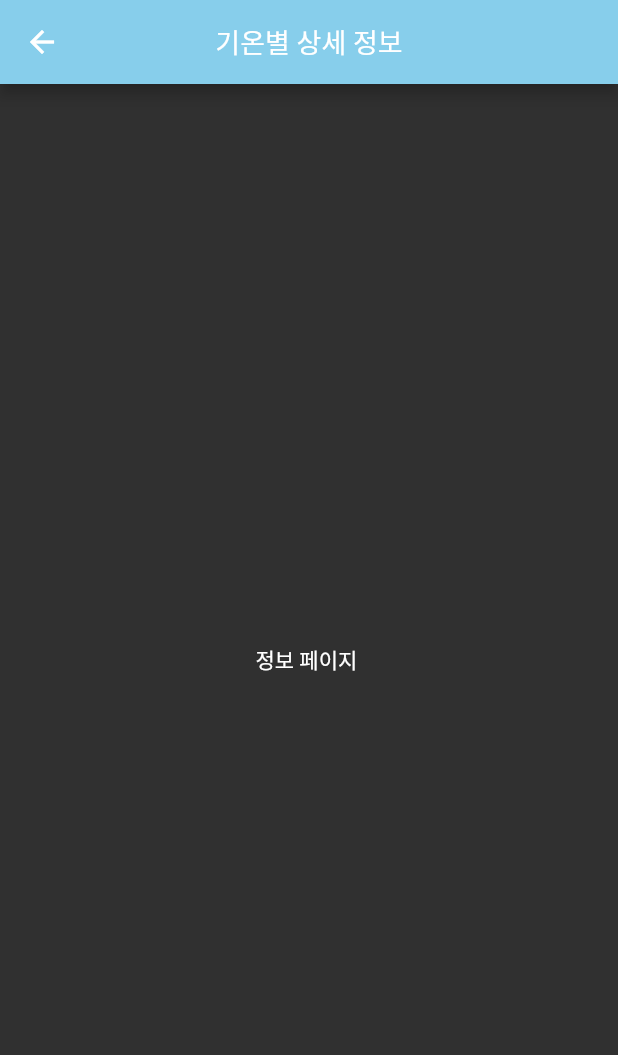
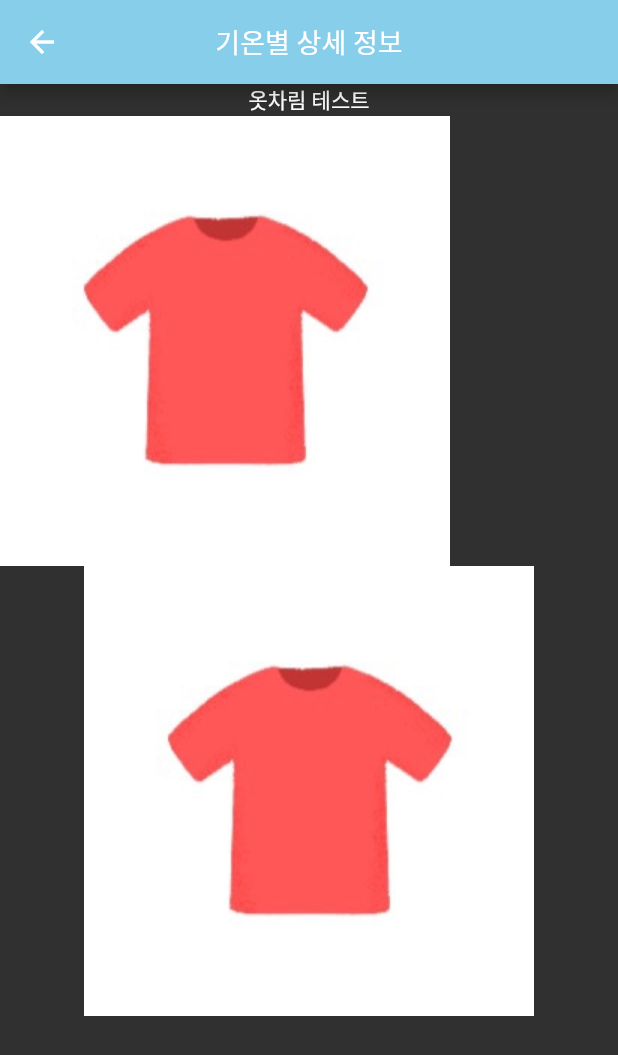
Before and after one commit to hyeon223/weather_ossp1, a Flutter app: the style_info_button screen opened directly, on a phone screen of 412 x 824 dp. Shown: the top 1055 px of the screen. Run offline on Flutter 3.47's test engine with Material 2 defaults, Android fonts, the phone set to English and light mode, and no system bars; our stand-ins replace cached_network_image, flutter_riverpod, freezed_annotation; network calls fail.

```diff
--- a/lib/src/features/weather_page/style_info_button.dart
+++ b/lib/src/features/weather_page/style_info_button.dart
@@ -22,9 +22,18 @@ class _style_info_buttonState extends State<style_info_button> {
           ),
         ),
         body: Container(
-          child: Center(
-            child:
-            Text('정보 페이지 '),
+          child: Column(
+            children: [
+
+              Text('옷차림 테스트'),
+
+              Row(children: [
+                Image.asset('assets/반팔.jpg'),
+              ],),
+
+              Image.asset('assets/반팔.jpg'),//이미지 추가중
+
+            ],
           ),
         )
     );
--- a/pubspec.yaml
+++ b/pubspec.yaml
@@ -64,7 +64,8 @@ flutter:
   uses-material-design: true
 
   # To add assets to your application, add an assets section, like this:
-  # assets:
+  assets:
+    - assets/
   #   - images/a_dot_burr.jpeg
   #   - images/a_dot_ham.jpeg
 
```
Also changed, not shown: assets/반팔.jpg (added).
